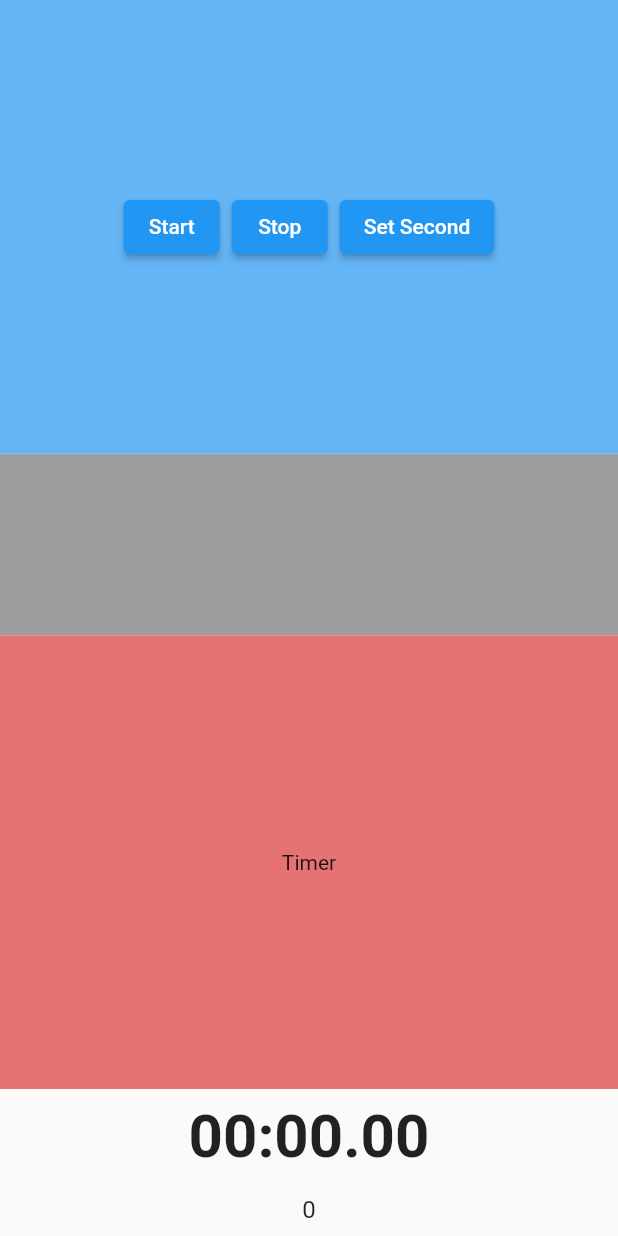
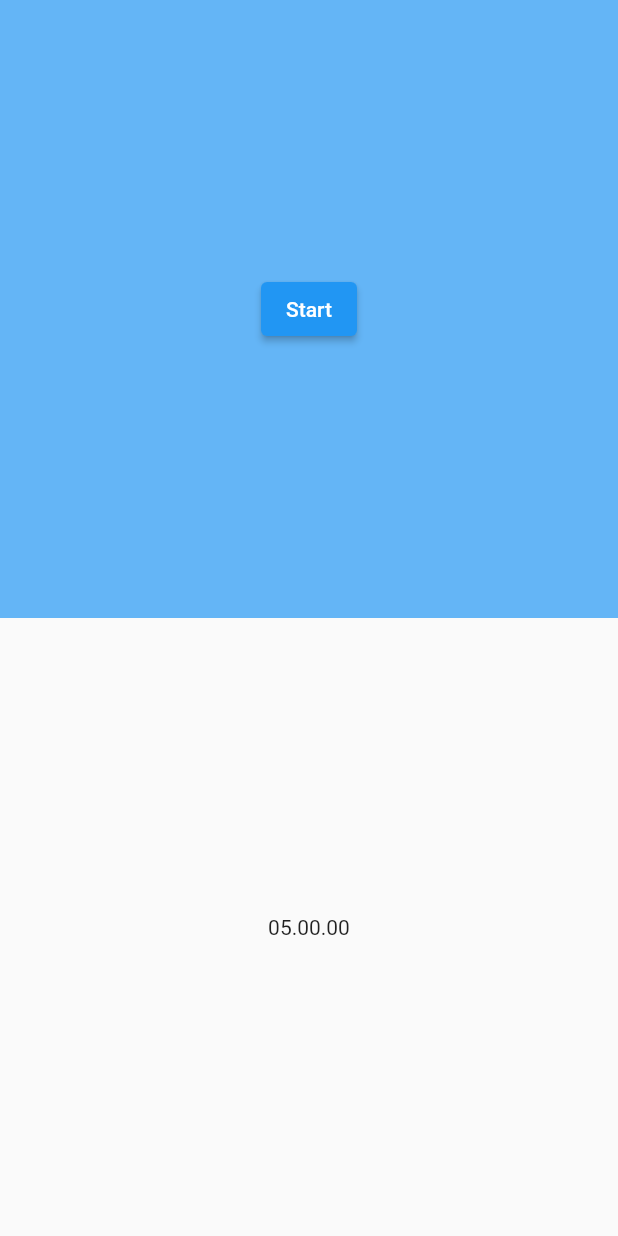
Before and after one commit to VeliKarpuz/scoreboard_app, a Flutter app: the screen it shows after launch, on a phone screen of 412 x 824 dp. Run offline on Flutter 3.47's test engine with Material 2 defaults, Android fonts, the phone set to English and light mode, and no system bars; our stand-ins replace font_awesome_flutter, stop_watch_timer; Roboto replaces fonts that are missing (Helvetica).

Commit message:
08.04.2023

```diff
--- a/lib/main.dart
+++ b/lib/main.dart
@@ -13,7 +13,8 @@ class MyApp extends StatelessWidget with MyTheme {
   Widget build(BuildContext context) {
     return MaterialApp(
       theme: myTheme,
-      home: const SatrancOyun(oyuncu1: "oyuncu1", oyuncu2: "oyuncu2"),
+      home: const SatrancOyun(
+          oyuncu1: "oyuncu1", oyuncu2: "oyuncu2", minute: 5, second: 10),
       title: ConstNames.title,
     );
   }
--- a/lib/widgets/satranc/satranc_oyun.dart
+++ b/lib/widgets/satranc/satranc_oyun.dart
@@ -4,11 +4,15 @@ import 'package:stop_watch_timer/stop_watch_timer.dart';
 class SatrancOyun extends StatefulWidget {
   final String oyuncu1;
   final String oyuncu2;
+  final int minute;
+  final int second;
 
   const SatrancOyun({
     super.key,
     required this.oyuncu1,
     required this.oyuncu2,
+    required this.minute,
+    required this.second,
   });
 
   @override
@@ -16,23 +20,26 @@ class SatrancOyun extends StatefulWidget {
 }
 
 class _SatrancOyunState extends State<SatrancOyun> {
-  final stopWatchTimer = StopWatchTimer(
-    mode: StopWatchMode.countDown,
-  );
-  final scrollController = ScrollController();
+  final stopWatchTimer = StopWatchTimer(mode: StopWatchMode.countDown);
+
+  // stopRes() {
+  //   stopWatchTimer.onStopTimer();
+  //   stopWatchTimer.setPresetSecondTime(widget.second);
+  //   setState(() {});
+  // }
+
+  stopRes() {
+    stopWatchTimer.onStopTimer();
+    final elapsedSeconds =
+        (widget.second * 1000 + stopWatchTimer.rawTime.value);
+    stopWatchTimer.setPresetTime(mSec: 10000);
+    setState(() {});
+    print(StopWatchTimer.getDisplayTime(stopWatchTimer.rawTime.value));
+  }
+
   @override
   void initState() {
-    super.initState();
-    stopWatchTimer.rawTime.listen((value) =>
-        print('rawTime $value ${StopWatchTimer.getDisplayTime(value)}'));
-    stopWatchTimer.minuteTime.listen((value) => print('minuteTime $value'));
-    stopWatchTimer.secondTime.listen((value) => print('secondTime $value'));
-    stopWatchTimer.records.listen((value) => print('records $value'));
-    stopWatchTimer.fetchStopped.listen((value) => print('stopped from stream'));
-    stopWatchTimer.fetchEnded.listen((value) => print('ended from stream'));
-
-    /// Can be set preset time. This case is "00:01.23".
-    // _stopWatchTimer.setPresetTime(mSec: 1234);
+    stopWatchTimer.setPresetMinuteTime(widget.minute);
   }
 
   @override
@@ -51,140 +58,38 @@ class _SatrancOyunState extends State<SatrancOyun> {
               child: Container(
                 color: Colors.blue[300],
                 child: Center(
-                  child: Padding(
-                    padding: EdgeInsets.only(bottom: 0),
-                    child: Row(
-                      mainAxisAlignment: MainAxisAlignment.center,
-                      children: <Widget>[
-                        Padding(
-                          padding: EdgeInsets.symmetric(horizontal: 4),
-                          child: ElevatedButton(
-                            onPressed: stopWatchTimer.onStartTimer,
-                            child: const Text(
-                              'Start',
-                              style: TextStyle(color: Colors.white),
-                            ),
-                          ),
-                        ),
-                        Padding(
-                          padding: const EdgeInsets.symmetric(horizontal: 4),
-                          child: ElevatedButton(
-                            onPressed: stopWatchTimer.onStopTimer,
-                            child: const Text(
-                              'Stop',
-                              style: TextStyle(color: Colors.white),
-                            ),
-                          ),
-                        ),
-                        Padding(
-                          padding: const EdgeInsets.symmetric(horizontal: 4),
-                          child: ElevatedButton(
-                            onPressed: () {
-                              stopWatchTimer.setPresetSecondTime(10);
-                            },
-                            child: const Text(
-                              'Set Second',
-                              style: TextStyle(color: Colors.white),
-                            ),
-                          ),
-                        ),
-                      ],
-                    ),
+                  child: Row(
+                    mainAxisAlignment: MainAxisAlignment.spaceEvenly,
+                    children: <Widget>[
+                      ElevatedButton(
+                        onPressed: stopWatchTimer.onStartTimer,
+                        child: const Text('Start'),
+                      ),
+                    ],
                   ),
                 ),
               ),
             ),
             Expanded(
-              flex: 2,
-              child: Container(
-                color: Colors.grey,
-                child: Center(),
-              ),
-            ),
-            Expanded(
               flex: 5,
-              child: Container(
-                color: Colors.red[300],
-                child: const Center(
-                  child: Text("Timer"),
+              child: InkWell(
+                onTap: stopRes,
+                child: SizedBox(
+                  child: StreamBuilder<int>(
+                    stream: stopWatchTimer.rawTime,
+                    initialData: stopWatchTimer.rawTime.value,
+                    builder: (context, snap) {
+                      final value = snap.data!;
+                      final displayTime = StopWatchTimer.getDisplayTime(value,
+                          hours: false, minuteRightBreak: ".");
+                      return Center(
+                        child: Text(displayTime),
+                      );
+                    },
+                  ),
                 ),
               ),
             ),
-            StreamBuilder<int>(
-              stream: stopWatchTimer.rawTime,
-              initialData: stopWatchTimer.rawTime.value,
-              builder: (context, snap) {
-                final value = snap.data!;
-                final displayTime =
-                    StopWatchTimer.getDisplayTime(value, hours: false);
-                return Column(
-                  children: <Widget>[
-                    Padding(
-                      padding: const EdgeInsets.all(8),
-                      child: Text(
-                        displayTime,
-                        style: const TextStyle(
-                            fontSize: 40,
-                            fontFamily: 'Helvetica',
-                            fontWeight: FontWeight.bold),
-                      ),
-                    ),
-                    Padding(
-                      padding: const EdgeInsets.all(8),
-                      child: Text(
-                        value.toString(),
-                        style: const TextStyle(
-                            fontSize: 16,
-                            fontFamily: 'Helvetica',
-                            fontWeight: FontWeight.w400),
-                      ),
-                    ),
-                  ],
-                );
-              },
-            ),
-            // StreamBuilder<int>(
-            //   stream: stopWatchTimer.secondTime,
-            //   initialData: stopWatchTimer.secondTime.value,
-            //   builder: (context, snap) {
-            //     final value = snap.data;
-            //     print('Listen every second. $value');
-            //     return Column(
-            //       children: <Widget>[
-            //         Padding(
-            //             padding: const EdgeInsets.all(8),
-            //             child: Row(
-            //               mainAxisAlignment: MainAxisAlignment.center,
-            //               crossAxisAlignment: CrossAxisAlignment.center,
-            //               children: <Widget>[
-            //                 const Padding(
-            //                   padding: EdgeInsets.symmetric(horizontal: 4),
-            //                   child: Text(
-            //                     'second',
-            //                     style: TextStyle(
-            //                       fontSize: 17,
-            //                       fontFamily: 'Helvetica',
-            //                     ),
-            //                   ),
-            //                 ),
-            //                 Padding(
-            //                   padding:
-            //                       const EdgeInsets.symmetric(horizontal: 4),
-            //                   child: Text(
-            //                     value.toString(),
-            //                     style: const TextStyle(
-            //                       fontSize: 30,
-            //                       fontFamily: 'Helvetica',
-            //                       fontWeight: FontWeight.bold,
-            //                     ),
-            //                   ),
-            //                 ),
-            //               ],
-            //             )),
-            //       ],
-            //     );
-            //   },
-            // ),
           ],
         ),
       ),
```
